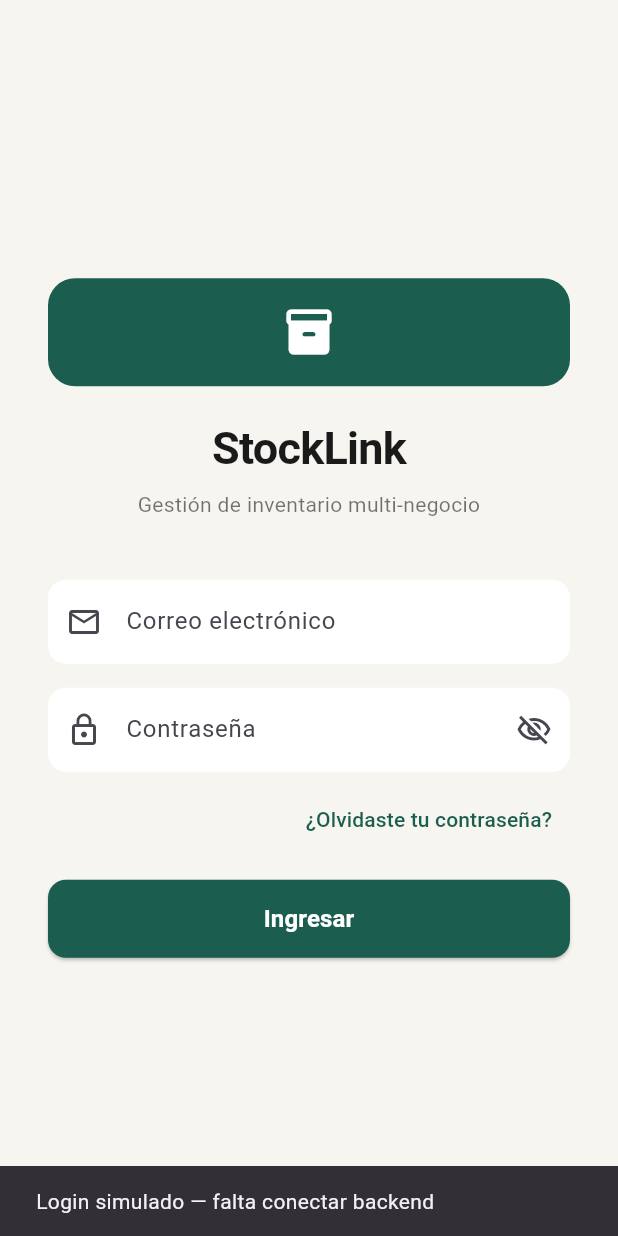
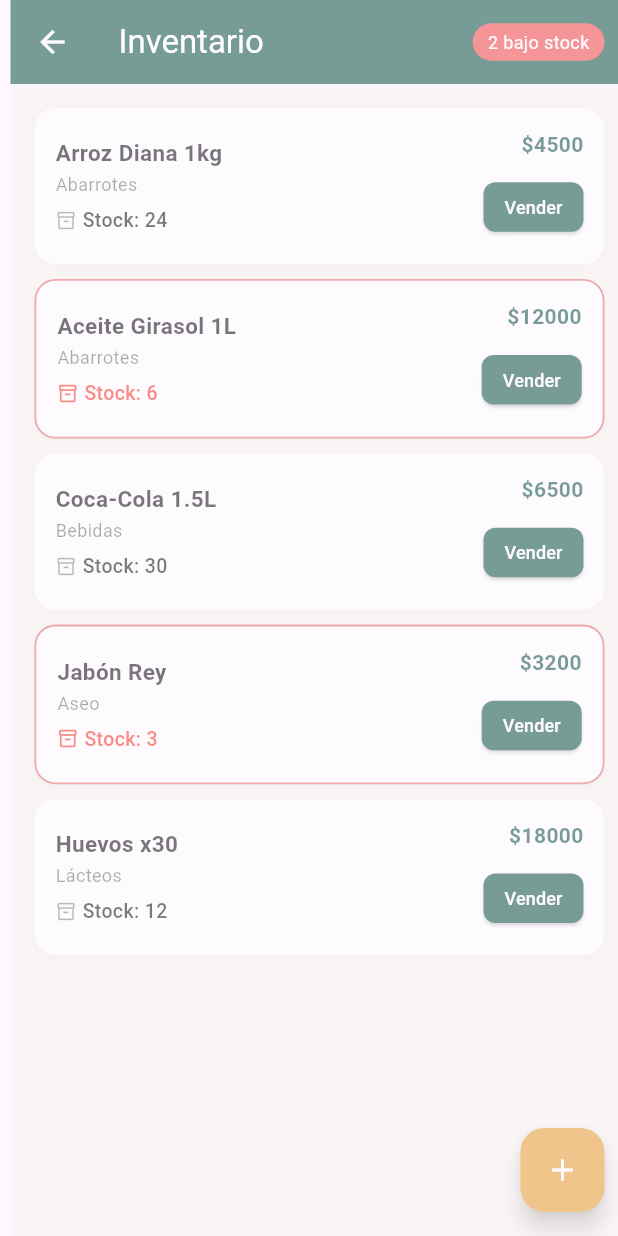
Before and after one commit to mateopajarob12-cmd/stocklink, a Flutter app: the screen it shows after launch, after a tap on "Ingresar", on a phone screen of 412 x 824 dp. Run offline on Flutter 3.47's test engine with Material 3 defaults, Android fonts, the phone set to English and light mode, and no system bars.

Commit message:
Agregar dashboard del dueño y selector de rol

```diff
--- /dev/null
+++ b/lib/screens/inventory_screen.dart
@@ -0,0 +1,182 @@
+import 'package:flutter/material.dart';
+import 'login_screen.dart'; // reutilizamos AppColors
+
+class Product {
+  final String name;
+  final String category;
+  int stock;
+  final int minStock;
+  final double price;
+
+  Product({
+    required this.name,
+    required this.category,
+    required this.stock,
+    required this.minStock,
+    required this.price,
+  });
+
+  bool get isLowStock => stock <= minStock;
+}
+
+class InventoryScreen extends StatefulWidget {
+  const InventoryScreen({super.key});
+
+  @override
+  State<InventoryScreen> createState() => _InventoryScreenState();
+}
+
+class _InventoryScreenState extends State<InventoryScreen> {
+  final List<Product> _products = [
+    Product(name: 'Arroz Diana 1kg', category: 'Abarrotes', stock: 24, minStock: 10, price: 4500),
+    Product(name: 'Aceite Girasol 1L', category: 'Abarrotes', stock: 6, minStock: 8, price: 12000),
+    Product(name: 'Coca-Cola 1.5L', category: 'Bebidas', stock: 30, minStock: 15, price: 6500),
+    Product(name: 'Jabón Rey', category: 'Aseo', stock: 3, minStock: 5, price: 3200),
+    Product(name: 'Huevos x30', category: 'Lácteos', stock: 12, minStock: 6, price: 18000),
+  ];
+
+  void _sellProduct(Product product) {
+    if (product.stock <= 0) return;
+    setState(() {
+      product.stock -= 1;
+    });
+    ScaffoldMessenger.of(context).showSnackBar(
+      SnackBar(
+        content: Text('Venta registrada: ${product.name}'),
+        duration: const Duration(seconds: 1),
+        backgroundColor: AppColors.primary,
+      ),
+    );
+  }
+
+  @override
+  Widget build(BuildContext context) {
+    final lowStockCount = _products.where((p) => p.isLowStock).length;
+
+    return Scaffold(
+      backgroundColor: AppColors.background,
+      appBar: AppBar(
+        backgroundColor: AppColors.primary,
+        foregroundColor: Colors.white,
+        title: const Text('Inventario'),
+        actions: [
+          if (lowStockCount > 0)
+            Padding(
+              padding: const EdgeInsets.only(right: 16),
+              child: Center(
+                child: Container(
+                  padding: const EdgeInsets.symmetric(horizontal: 10, vertical: 4),
+                  decoration: BoxDecoration(
+                    color: Colors.red.shade400,
+                    borderRadius: BorderRadius.circular(20),
+                  ),
+                  child: Text('$lowStockCount bajo stock',
+                      style: const TextStyle(color: Colors.white, fontSize: 12)),
+                ),
+              ),
+            ),
+        ],
+      ),
+      body: ListView.separated(
+        padding: const EdgeInsets.all(16),
+        itemCount: _products.length,
+        separatorBuilder: (_, __) => const SizedBox(height: 10),
+        itemBuilder: (context, index) {
+          final product = _products[index];
+          return Container(
+            padding: const EdgeInsets.all(14),
+            decoration: BoxDecoration(
+              color: Colors.white,
+              borderRadius: BorderRadius.circular(14),
+              border: product.isLowStock
+                  ? Border.all(color: Colors.red.shade300, width: 1.2)
+                  : null,
+              boxShadow: [
+                BoxShadow(
+                  color: Colors.black.withOpacity(0.04),
+                  blurRadius: 6,
+                  offset: const Offset(0, 2),
+                ),
+              ],
+            ),
+            child: Row(
+              children: [
+                Expanded(
+                  child: Column(
+                    crossAxisAlignment: CrossAxisAlignment.start,
+                    children: [
+                      Text(product.name,
+                          style: const TextStyle(
+                              fontWeight: FontWeight.w600, fontSize: 15)),
+                      const SizedBox(height: 2),
+                      Text(product.category,
+                          style: const TextStyle(
+                              fontSize: 12, color: Colors.black54)),
+                      const SizedBox(height: 6),
+                      Row(
+                        children: [
+                          Icon(Icons.inventory_2_outlined,
+                              size: 14,
+                              color: product.isLowStock
+                                  ? Colors.red
+                                  : Colors.black45),
+                          const SizedBox(width: 4),
+                          Text(
+                            'Stock: ${product.stock}',
+                            style: TextStyle(
+                              fontSize: 13,
+                              fontWeight: FontWeight.w500,
+                              color: product.isLowStock
+                                  ? Colors.red
+                                  : Colors.black87,
+                            ),
+                          ),
+                        ],
+                      ),
+                    ],
+                  ),
+                ),
+                Column(
+                  crossAxisAlignment: CrossAxisAlignment.end,
+                  children: [
+                    Text(
+                      '\$${product.price.toStringAsFixed(0)}',
+                      style: const TextStyle(
+                          fontWeight: FontWeight.w700,
+                          color: AppColors.primary),
+                    ),
+                    const SizedBox(height: 8),
+                    ElevatedButton(
+                      onPressed:
+                          product.stock > 0 ? () => _sellProduct(product) : null,
+                      style: ElevatedButton.styleFrom(
+                        backgroundColor: AppColors.primary,
+                        foregroundColor: Colors.white,
+                        padding: const EdgeInsets.symmetric(
+                            horizontal: 14, vertical: 8),
+                        minimumSize: Size.zero,
+                        shape: RoundedRectangleBorder(
+                          borderRadius: BorderRadius.circular(8),
+                        ),
+                      ),
+                      child: const Text('Vender', style: TextStyle(fontSize: 12)),
+                    ),
+                  ],
+                ),
+              ],
+            ),
+          );
+        },
+      ),
+      floatingActionButton: FloatingActionButton(
+        backgroundColor: AppColors.accent,
+        onPressed: () {
+          ScaffoldMessenger.of(context).showSnackBar(
+            const SnackBar(content: Text('Agregar producto — próximamente')),
+          );
+        },
+        child: const Icon(Icons.add, color: Colors.white),
+      ),
+    );
+  }
+}
--- a/lib/screens/login_screen.dart
+++ b/lib/screens/login_screen.dart
@@ -1,4 +1,6 @@
 import 'package:flutter/material.dart';
+import 'inventory_screen.dart';
+import 'owner_dashboard_screen.dart';
 
 class AppColors {
   static const primary = Color(0xFF1B5E4F);
@@ -20,14 +22,21 @@ class _LoginScreenState extends State<LoginScreen> {
   final _passwordController = TextEditingController();
   bool _obscurePassword = true;
   bool _isLoading = false;
+  String _selectedRole = 'encargado';
 
   void _handleLogin() {
     setState(() => _isLoading = true);
     Future.delayed(const Duration(seconds: 1), () {
       setState(() => _isLoading = false);
-      ScaffoldMessenger.of(context).showSnackBar(
-        const SnackBar(content: Text('Login simulado — falta conectar backend')),
-      );
+      if (_selectedRole == 'dueño') {
+        Navigator.of(context).push(
+          MaterialPageRoute(builder: (context) => const OwnerDashboardScreen()),
+        );
+      } else {
+        Navigator.of(context).push(
+          MaterialPageRoute(builder: (context) => const InventoryScreen()),
+        );
+      }
     });
   }
 
@@ -74,6 +83,66 @@ class _LoginScreenState extends State<LoginScreen> {
                     style: TextStyle(fontSize: 14, color: Colors.black54),
                   ),
                   const SizedBox(height: 40),
+                                    Container(
+                    decoration: BoxDecoration(
+                      color: Colors.white,
+                      borderRadius: BorderRadius.circular(12),
+                    ),
+                    padding: const EdgeInsets.all(4),
+                    child: Row(
+                      children: [
+                        Expanded(
+                          child: GestureDetector(
+                            onTap: () => setState(() => _selectedRole = 'encargado'),
+                            child: Container(
+                              padding: const EdgeInsets.symmetric(vertical: 10),
+                              decoration: BoxDecoration(
+                                color: _selectedRole == 'encargado'
+                                    ? AppColors.primary
+                                    : Colors.transparent,
+                                borderRadius: BorderRadius.circular(8),
+                              ),
+                              child: Text(
+                                'Encargado',
+                                textAlign: TextAlign.center,
+                                style: TextStyle(
+                                  color: _selectedRole == 'encargado'
+                                      ? Colors.white
+                                      : Colors.black54,
+                                  fontWeight: FontWeight.w600,
+                                ),
+                              ),
+                            ),
+                          ),
+                        ),
+                        Expanded(
+                          child: GestureDetector(
+                            onTap: () => setState(() => _selectedRole = 'dueño'),
+                            child: Container(
+                              padding: const EdgeInsets.symmetric(vertical: 10),
+                              decoration: BoxDecoration(
+                                color: _selectedRole == 'dueño'
+                                    ? AppColors.primary
+                                    : Colors.transparent,
+                                borderRadius: BorderRadius.circular(8),
+                              ),
+                              child: Text(
+                                'Dueño',
+                                textAlign: TextAlign.center,
+                                style: TextStyle(
+                                  color: _selectedRole == 'dueño'
+                                      ? Colors.white
+                                      : Colors.black54,
+                                  fontWeight: FontWeight.w600,
+                                ),
+                              ),
+                            ),
+                          ),
+                        ),
+                      ],
+                    ),
+                  ),
+                  const SizedBox(height: 20),
                   TextField(
                     controller: _emailController,
                     keyboardType: TextInputType.emailAddress,
```
Also changed, not shown: lib/screens/owner_dashboard_screen.dart (added, +219 -0 lines), 1 other file.
